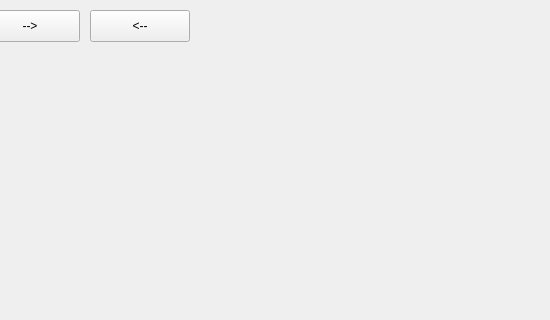
Qt form mainwindow.ui (TeoIpp/RizzRepo) before a commit; both pictures show x 250 to 800 and y 0 to 320 of the 800 by 600 pixel window.
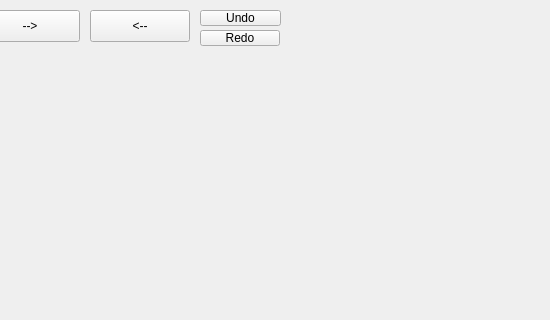
The same form after that commit.

Commit message: Fully Implemented Undo/Redo Functionality.

```diff
--- a/mainwindow.ui
+++ b/mainwindow.ui
@@ -79,6 +79,32 @@
      <string/>
     </property>
    </widget>
+   <widget class="QPushButton" name="pushButton">
+    <property name="geometry">
+     <rect>
+      <x>450</x>
+      <y>10</y>
+      <width>81</width>
+      <height>16</height>
+     </rect>
+    </property>
+    <property name="text">
+     <string>Undo</string>
+    </property>
+   </widget>
+   <widget class="QPushButton" name="pushButton_2">
+    <property name="geometry">
+     <rect>
+      <x>450</x>
+      <y>30</y>
+      <width>80</width>
+      <height>16</height>
+     </rect>
+    </property>
+    <property name="text">
+     <string>Redo</string>
+    </property>
+   </widget>
   </widget>
   <widget class="QMenuBar" name="menubar">
    <property name="geometry">
```
Left out of the diff: 2 changed lines with no effect on the pictures. The commit also changes 6 other files.
